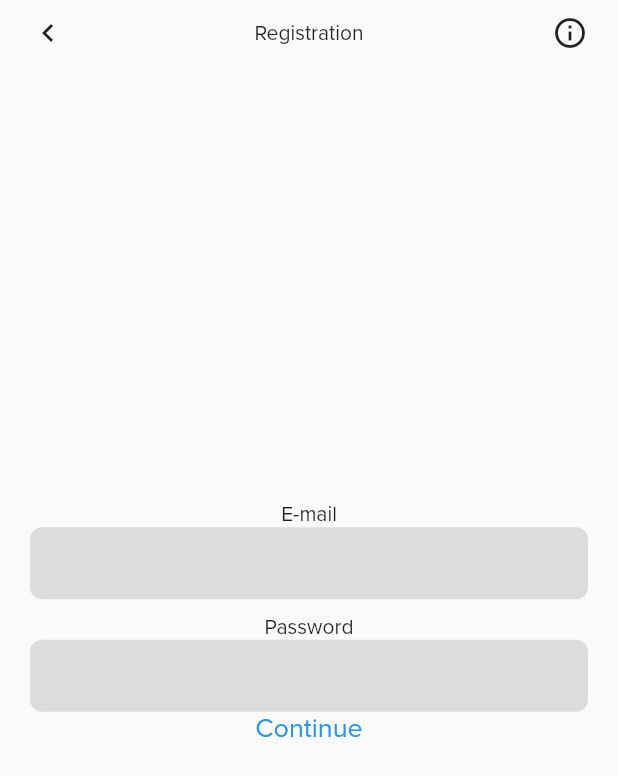
After one commit to basicpreset/klout, a Flutter app: the screen it shows after launch, after a tap on "Login", after a tap on "Sign up for an account", on a phone screen of 412 x 824 dp. The commit adds this screen. Shown: the top 776 px of the screen. Run offline on Flutter 3.47's test engine with Material 2 defaults, Android fonts, the phone set to English and light mode, and no system bars; our stand-ins replace country_code_picker, firebase_auth, firebase_core, flutter_spinkit, pin_code_fields; accounts and stored records are empty; network calls fail.

Commit message:
working on auth

```diff
--- a/lib/Core/userdata.dart
+++ b/lib/Core/userdata.dart
@@ -6,32 +6,19 @@ import 'package:vrep/Screens/widgets/userpost.dart';
 import 'package:vrep/Services/apiservices.dart';
 
 class LocalCache extends ChangeNotifier {
-  String user_id = 'J8pfvmGJLEX1Fz23YXG2aqRBP5I2';
+  String user_id;
   MyUser user = MyUser(
       user_id: 'ghtialdor',
       username: 'itsdanielworks',
       full_name: 'Reha Daniel',
       userbio: 'I made a social media app so I could get myself verified',
       email: 'rehadaniel@gmail.com',
-      reg_date: DateTime.now(),
+      reg_date: DateTime.now().toString(),
       post_count: 124,
       follower_count: 421242,
       following_count: 32,
       profile_img_url: '',
       profile_cover_url: '');
-
-/*         {this.user_id,
-      this.username,
-      this.full_name,
-      this.userbio,
-      this.phone_number,
-      this.email,
-      this.reg_date,
-      this.post_count,
-      this.follower_count,
-      this.following_count,
-      this.profile_img_url,
-      this.profile_cover_url}); */
 
   List<MyPost> feedPosts;
   List<MyPost> localUserPosts;
@@ -39,19 +26,17 @@ class LocalCache extends ChangeNotifier {
   List<int> likedPosts = [1];
   List<int> dislikedPosts = [2];
 
-  void loadUser(int id) async {
-    ApiServices apiServices = ApiServices();
-    user = await apiServices.getUser(this.user_id).then((value) {
-      if (value != null) {
-        this.user = value;
-        notifyListeners();
-      } else {
-        print('Error loading user into cache!');
-      }
-    });
+  void setFeed({List<MyPost> posts}) {
+    this.feedPosts = posts;
   }
 
-  void loadFollowing(String user_id) {
-    ApiServices apiServices = ApiServices();
+  void setUser({MyUser user}) {
+    this.user = user;
+    notifyListeners();
+  }
+
+  void setUID({String user_id}) {
+    this.user_id = user_id;
+    notifyListeners();
   }
 }
--- a/lib/Models/user_model.dart
+++ b/lib/Models/user_model.dart
@@ -7,7 +7,7 @@ class MyUser {
   String userbio;
   String phone_number;
   String email;
-  DateTime reg_date;
+  String reg_date;
   int post_count;
   int follower_count;
   int following_count;
@@ -35,7 +35,7 @@ class MyUser {
     this.userbio = json['userbio'];
     this.phone_number = json['phone_number'];
     this.email = json['email'];
-    this.reg_date = DateTime.parse(json['reg_date']);
+    this.reg_date = json['reg_date'];
     this.post_count = json['post_count'];
     this.follower_count = json['follower_count'];
     this.following_count = json['following_count'];
--- a/lib/Screens/loginpage.dart
+++ b/lib/Screens/screens_auth/loginpage.dart
@@ -1,7 +1,31 @@
 import 'package:flutter/material.dart';
+import 'package:provider/provider.dart';
 import 'package:vrep/Core/theme.dart';
+import 'package:vrep/Core/userdata.dart';
+import 'package:vrep/Services/authservices.dart';
 
-class LoginPage extends StatelessWidget {
+class LoginPage extends StatefulWidget {
+  @override
+  _LoginPageState createState() => _LoginPageState();
+}
+
+class _LoginPageState extends State<LoginPage> {
+  TextEditingController _emailController;
+  TextEditingController _passController;
+
+  AuthService authService;
+
+  String errorMessage = '';
+
+  @override
+  void initState() {
+    super.initState();
+    _emailController = TextEditingController();
+    _passController = TextEditingController();
+
+    authService = AuthService();
+  }
+
   @override
   Widget build(BuildContext context) {
     return Scaffold(
@@ -36,8 +60,9 @@ class LoginPage extends StatelessWidget {
                     child: TextField(
                       decoration: InputDecoration(
                           border: InputBorder.none,
-                            contentPadding:
-                                EdgeInsets.symmetric(horizontal: 12)))),
+                          contentPadding: EdgeInsets.symmetric(horizontal: 12)),
+                      controller: _emailController,
+                    )),
                 SizedBox(
                   height: 10,
                 ),
@@ -49,8 +74,9 @@ class LoginPage extends StatelessWidget {
                   child: TextField(
                     decoration: InputDecoration(
                         border: InputBorder.none,
-                          contentPadding:
-                              EdgeInsets.symmetric(horizontal: 12))),
+                        contentPadding: EdgeInsets.symmetric(horizontal: 12)),
+                    controller: _passController,
+                  ),
                 ),
                 SizedBox(
                   height: 10,
@@ -59,14 +85,8 @@ class LoginPage extends StatelessWidget {
                   mainAxisAlignment: MainAxisAlignment.spaceBetween,
                   children: [
                     Spacer(),
-/*                     Text(
-                      "Phone number login",
-                      style: TextStyle(
-                        color: Colors.blue,
-                        fontSize: 18,
-                      ),
-                    ), */
-                    Text(
+                    InkWell(
+                      child: Text(
                         'Login',
                         textAlign: TextAlign.end,
                         style: TextStyle(
@@ -74,8 +94,13 @@ class LoginPage extends StatelessWidget {
                           fontSize: 18,
                         ),
                       ),
+                      onTap: () {
+                        login(context);
+                      },
+                    ),
                   ],
                 ),
+                Text(errorMessage),
                 Expanded(
                   flex: 1,
                   child: Column(
@@ -90,7 +115,7 @@ class LoginPage extends StatelessWidget {
                           ),
                         ),
                         onTap: () {
-                          Navigator.pushNamed(context, '/register');
+                          Navigator.pushNamed(context, '/signup_emailpass');
                         },
                       ),
                     ],
@@ -103,4 +128,24 @@ class LoginPage extends StatelessWidget {
       ),
     );
   }
+
+  void login(BuildContext context) async {
+    await authService
+        .login(
+      email: _emailController.text,
+      password: _passController.text,
+    )
+        .then((value) {
+      if (value[0] == 'success') {
+        Provider.of<LocalCache>(context, listen: false)
+            .setUID(user_id: value[1]);
+        Navigator.pushNamedAndRemoveUntil(
+            context, '/navigationcanvas', (route) => false);
+      } else {
+        setState(() {
+          errorMessage = value[1];
+        });
       }
+    });
+  }
+}
--- /dev/null
+++ b/lib/Screens/screens_auth/signup_emailpass.dart
@@ -0,0 +1,144 @@
+import 'package:country_code_picker/country_code_picker.dart';
+import 'package:firebase_auth/firebase_auth.dart';
+import 'package:flutter/material.dart';
+import 'package:provider/provider.dart';
+import 'package:vrep/Core/theme.dart';
+import 'package:vrep/Core/userdata.dart';
+import 'package:vrep/Services/authservices.dart';
+
+class EmailPassSignUpPage extends StatefulWidget {
+  @override
+  _EmailPassSignUpPageState createState() => _EmailPassSignUpPageState();
+}
+
+class _EmailPassSignUpPageState extends State<EmailPassSignUpPage> {
+  TextEditingController _emailController;
+
+  TextEditingController _passController;
+
+  AuthService authService;
+
+  String errorMessage = '';
+
+  @override
+  void initState() {
+    super.initState();
+    _emailController = TextEditingController();
+    _passController = TextEditingController();
+    authService = AuthService();
+  }
+
+  @override
+  Widget build(BuildContext context) {
+    return Consumer<LocalCache>(builder: (context, data, child) {
+      return Scaffold(
+        body: Container(
+          child: SafeArea(
+            child: Padding(
+              padding: const EdgeInsets.symmetric(
+                  horizontal: MyTheme.padding_horizontal,
+                  vertical: MyTheme.padding_vertical),
+              child: Column(
+                crossAxisAlignment: CrossAxisAlignment.stretch,
+                mainAxisAlignment: MainAxisAlignment.center,
+                children: [
+                  Row(
+                    mainAxisAlignment: MainAxisAlignment.spaceBetween,
+                    children: [
+                      InkWell(
+                        onTap: () {
+                          Navigator.pop(context);
+                        },
+                        child: Icon(Icons.keyboard_arrow_left),
+                      ),
+                      Text(
+                        'Registration',
+                        textAlign: TextAlign.center,
+                      ),
+                      Icon(Icons.info_outline)
+                    ],
+                  ),
+                  Expanded(
+                    child: Column(
+                      mainAxisAlignment: MainAxisAlignment.center,
+                      children: [
+                        Text('E-mail'),
+                        Container(
+                            decoration: BoxDecoration(
+                                color: Colors.black12,
+                                borderRadius: BorderRadius.circular(8)),
+                            child: TextField(
+                              decoration: InputDecoration(
+                                  border: InputBorder.none,
+                                  contentPadding:
+                                      EdgeInsets.symmetric(horizontal: 12)),
+                              controller: _emailController,
+                            )),
+                        SizedBox(
+                          height: 10,
+                        ),
+                        Text('Password'),
+                        Container(
+                          decoration: BoxDecoration(
+                              color: Colors.black12,
+                              borderRadius: BorderRadius.circular(8)),
+                          child: TextField(
+                            decoration: InputDecoration(
+                                border: InputBorder.none,
+                                contentPadding:
+                                    EdgeInsets.symmetric(horizontal: 12)),
+                            controller: _passController,
+                          ),
+                        ),
+                        Column(
+                          mainAxisAlignment: MainAxisAlignment.center,
+                          children: [
+                            InkWell(
+                              child: Text(
+                                'Continue',
+                                textAlign: TextAlign.center,
+                                style: TextStyle(
+                                  color: Colors.blue,
+                                  fontSize: 18,
+                                ),
+                              ),
+                              onTap: () {
+                                createAccount(context);
+                              },
+                            ),
+                            Text(this.errorMessage)
+                          ],
+                        ),
+                      ],
+                    ),
+                  ),
+                ],
+              ),
+            ),
+          ),
+        ),
+      );
+    });
+  }
+
+  void createAccount(BuildContext context) async {
+    print('Password: ${_passController.text}');
+    await authService
+        .createAccount(
+      email: _emailController.text,
+      password: _passController.text,
+    )
+        .then((value) {
+      if (value[0] == 'success') {
+        Provider.of<LocalCache>(context, listen: false)
+            .setUID(user_id: value[1]);
+        Navigator.pushNamedAndRemoveUntil(
+            context, '/initialdetails', (route) => false);
+      } else {
+        setState(() {
+          errorMessage = value[1];
+        });
+      }
+    });
+  }
+}
--- a/lib/Screens/registerpage.dart
+++ b/lib/Screens/screens_auth/signup_phone.dart
@@ -2,7 +2,7 @@ import 'package:country_code_picker/country_code_picker.dart';
 import 'package:flutter/material.dart';
 import 'package:vrep/Core/theme.dart';
 
-class RegisterPage extends StatelessWidget {
+class PhoneSignUpPage extends StatelessWidget {
   @override
   Widget build(BuildContext context) {
     return Scaffold(
--- a/lib/Services/authservices.dart
+++ b/lib/Services/authservices.dart
@@ -0,0 +1,81 @@
+// Login and logout
+// Save user_id to shared prefs.abstract
+import 'package:firebase_auth/firebase_auth.dart';
+
+class AuthService {
+  FirebaseAuth auth;
+  User user;
+  AuthService() {
+    auth = FirebaseAuth.instance;
+/*     auth.authStateChanges().listen((User user) {
+      if (user != null) {
+        this.user = user;
+      } else {
+        this.user = null;
+      }
+    }); */
+  }
+
+  User checkState() {
+    return this.user;
+  }
+
+  Future<List<String>> createAccount({String email, String password}) async {
+    List<String> result;
+    try {
+      await auth
+          .createUserWithEmailAndPassword(email: email, password: password)
+          .then(
+            (value) => {
+              result = [
+                'success',
+                value.user.uid,
+              ]
+            },
+          );
+    } on FirebaseAuthException catch (e) {
+      result = [
+        'error',
+        e.code,
+      ];
+    } catch (e) {
+      result = [
+        'error',
+        e,
+      ];
+    }
+    return result;
+  }
+
+  Future<List<String>> login({String email, String password}) async {
+    List<String> result;
+    try {
+      await auth
+          .signInWithEmailAndPassword(email: email, password: password)
+          .then(
+            (value) => {
+              result = [
+                'success',
+                value.user.uid,
+              ]
+            },
+          );
+    } on FirebaseAuthException catch (e) {
+      result = [
+        'error',
+        e.code,
+      ];
+      print(password);
+    } catch (e) {
+      result = [
+        'error',
+        e,
+      ];
+    }
+    return result;
+  }
+
+  Future<void> logout() async {
+    await auth.signOut();
+  }
+}
--- a/lib/main.dart
+++ b/lib/main.dart
@@ -1,24 +1,28 @@
 import 'dart:io';
 
+import 'package:firebase_auth/firebase_auth.dart';
+import 'package:firebase_core/firebase_core.dart';
 import 'package:flutter/material.dart';
+import 'package:flutter_spinkit/flutter_spinkit.dart';
 import 'package:provider/provider.dart';
 import 'package:vrep/Core/userdata.dart';
-import 'package:vrep/Screens/initialdetailspage.dart';
-import 'package:vrep/Screens/otppage.dart';
+import 'package:vrep/Screens/screens_auth/initialdetailspage.dart';
+import 'package:vrep/Screens/screens_auth/otppage.dart';
 import 'package:vrep/Screens/userpage.dart';
 import 'package:vrep/Services/apiservices.dart';
 import 'Models/user_model.dart';
 import 'Screens/feedpage.dart';
-import 'Screens/loginpage.dart';
-import 'Screens/registerpage.dart';
+import 'Screens/screens_auth/loginpage.dart';
+import 'Screens/screens_auth/signup_emailpass.dart';
+import 'Screens/screens_auth/signup_phone.dart';
 import 'Screens/searchpage.dart';
 import 'Screens/thisuserpage.dart';
 
-void main() {
+Future<void> main() async {
+  WidgetsFlutterBinding.ensureInitialized();
+  await Firebase.initializeApp();
   ApiServices apiServices = ApiServices();
   apiServices.httpConfig();
-  //apiServices.getUser(1);
-  //apiServices.loadFeed([1]);
   runApp(MasterWidget());
 }
 
@@ -30,16 +34,67 @@ class MasterWidget extends StatelessWidget {
       child: MaterialApp(
         theme: ThemeData(fontFamily: 'Proxima'),
         debugShowCheckedModeBanner: false,
-        initialRoute: '/',
+        initialRoute: '/loading',
         routes: {
-          '/': (context) => NavigationCanvas(),
-          '/register': (context) => RegisterPage(),
+          '/loading': (context) => LoadingScreen(),
+          '/': (context) => LoginPage(),
+          '/signup_phone': (context) => PhoneSignUpPage(),
+          '/signup_emailpass': (context) => EmailPassSignUpPage(),
           '/otpverificationpage': (context) => OtpPage(),
           '/initialdetails': (context) => InitialDetailsPage(),
           '/navigationcanvas': (context) => NavigationCanvas()
         },
       ),
     );
+  }
+}
+
+class LoadingScreen extends StatefulWidget {
+  @override
+  _LoadingScreenState createState() => _LoadingScreenState();
+}
+
+class _LoadingScreenState extends State<LoadingScreen> {
+  ApiServices api;
+  @override
+  void initState() {
+    super.initState();
+    api = ApiServices();
+  }
+
+  @override
+  Widget build(BuildContext context) {
+    getAuthState(context);
+    return Scaffold(
+      body: Container(
+        color: Colors.blue,
+        child: Center(
+          child: SpinKitHourGlass(
+            size: 60,
+            color: Colors.white,
+          ),
+        ),
+      ),
+    );
+  }
+
+  Future<void> getAuthState(context) async {
+    User user = FirebaseAuth.instance.currentUser;
+    if (user == null) {
+      Navigator.pushNamedAndRemoveUntil(context, '/', (route) => false);
+    } else {
+      Provider.of<LocalCache>(context, listen: false).user_id = user.uid;
+      await api.getUser(user_id: user.uid).then((value) {
+        if (value != null) {
+          Provider.of<LocalCache>(context, listen: false).setUser(user: value);
+          Navigator.pushNamedAndRemoveUntil(
+              context, '/navigationcanvas', (route) => false);
+        } else {
+          Navigator.pushNamedAndRemoveUntil(
+              context, '/initialdetails', (route) => false);
+        }
+      });
+    }
   }
 }
 
--- a/pubspec.yaml
+++ b/pubspec.yaml
@@ -34,6 +34,8 @@ dependencies:
   country_code_picker: ^1.7.0
   pin_code_fields: ^6.1.0
   http: ^0.12.2
+  firebase_auth: ^0.20.0+1
+  firebase_core: ^0.7.0
 
 dev_dependencies:
   flutter_test:
```
Also changed, not shown: lib/Screens/feedpage.dart (+7 -2 lines), lib/Screens/screens_auth/initialdetailspage.dart (renamed from lib/Screens/initialdetailspage.dart, +36 -6 lines), lib/Services/apiservices.dart (+17 -3 lines), lib/Screens/screens_auth/otppage.dart (renamed from lib/Screens/otppage.dart), pubspec.lock, 17 other files. Lines whose indentation alone changed are shown as unchanged.
